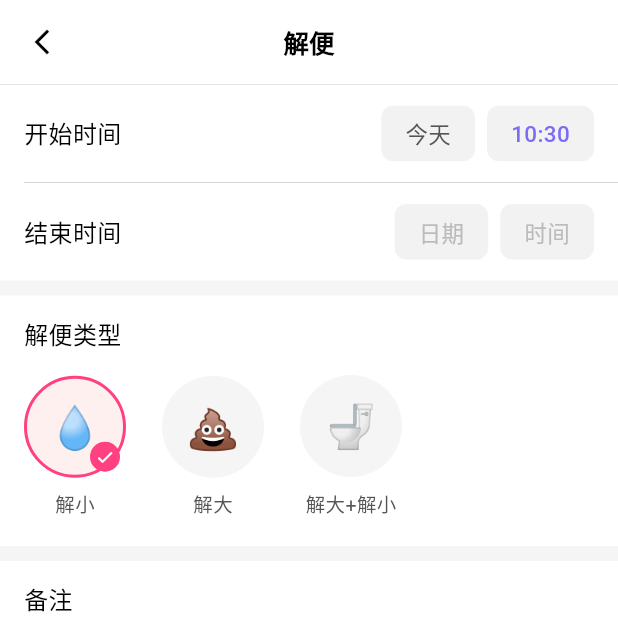
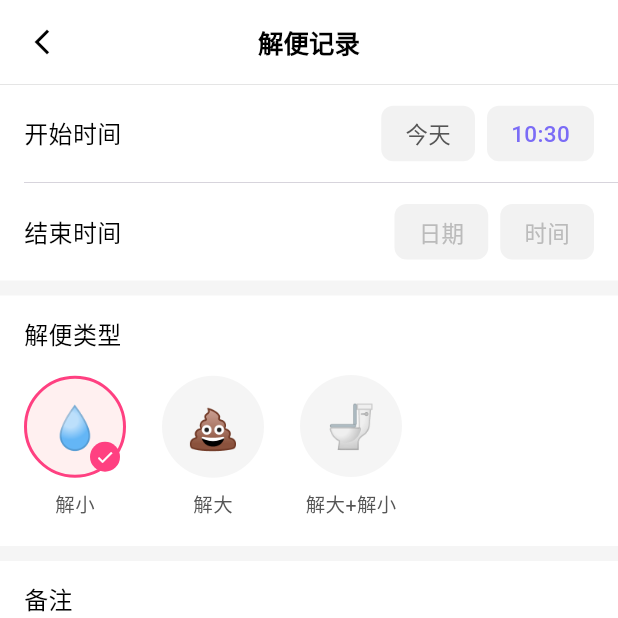
Before and after one commit to zhangxin142603-jpg/health_tracker, a Flutter app: the DiaperPage screen opened directly, on a phone screen of 412 x 824 dp, the top half of it. Run offline on Flutter 3.47's test engine with Material 3 defaults, Android fonts, the phone set to English and light mode, and no system bars; Roboto replaces fonts that are missing (PingFang SC).

Commit message:
feat: 统一记录页面标题格式，添加"记录"二字
- 修改喂养、尿布、睡眠、自定义页面标题为"xx记录"
- 修改通用记录页面标题为"xx记录"格式
- 更新Emoji常量中的睡眠图标

```diff
--- a/lib/constants/emojis.dart
+++ b/lib/constants/emojis.dart
@@ -3,7 +3,7 @@ class AppEmojis {
   // 主要功能Emoji
   static const String feeding = '🍲';      // 投喂 - 原🍼
   static const String diaper = '🚽';       // 解便 - 原👶
-  static const String sleep = '😴';        // 睡眠 - 原🌙
+  static const String sleep = '🛌';        // 睡眠 - 原🌙
   static const String exercise = '🏃';     // 锻炼 - 原🚩
   static const String awareness = '🩺';    // 觉察 - 原🌡️
   static const String healing = '❤️';      // 疗愈 - 原💊
--- a/lib/l10n/strings.dart
+++ b/lib/l10n/strings.dart
@@ -40,7 +40,7 @@ class AppStrings {
   static const String mixedMilk = '喂食+喂水';
   static const String milkSource = '投喂类型';
   static const String customMlInput = '自定义 mL';
-  static const String feedingPageTitle = '投喂';
+  static const String feedingPageTitle = '投喂记录';
   static const String milkSourceLabel = '投喂类型';
   static const String breastMilkOption = '喂水';
   static const String formulaMilkOption = '喂食';
@@ -75,7 +75,7 @@ class AppStrings {
   static const String pee = '解小';
   static const String poopPee = '解大+解小';
   static const String diaperStatus = '解便类型';
-  static const String diaperPageTitle = '解便';
+  static const String diaperPageTitle = '解便记录';
   static const String diaperStatusLabel = '解便类型';
   static const String notesHint = '选填';
   static const String saveButton = '保存';
@@ -99,7 +99,7 @@ class AppStrings {
   static const String sleepCount = '睡眠 {count}次';
   static const String startTime = '开始时间';
   static const String endTime = '结束时间';
-  static const String sleepPageTitle = '睡眠';
+  static const String sleepPageTitle = '睡眠记录';
   static const String sleepNotesHint = '选填';
 
   // ==================== 辅食模块 ====================
@@ -137,7 +137,7 @@ class AppStrings {
   static const String custom = '自定义';
   static const String eventName = '事件名';
   static const String enterEventName = '请输入事件名称';
-  static const String customPageTitle = '自定义';
+  static const String customPageTitle = '自定义记录';
   static const String eventNameLabel = '事件名';
   static const String enterEventNameHint = '请输入事件名称';
 
--- a/lib/screens/generic_record_page.dart
+++ b/lib/screens/generic_record_page.dart
@@ -91,7 +91,7 @@ class _GenericRecordPageState extends State<GenericRecordPage> {
         backgroundColor: Colors.white,
         elevation: 0,
         centerTitle: true,
-        title: Text(widget.type,
+        title: Text('${widget.type}记录',
             style: const TextStyle(
                 fontSize: 17,
                 fontWeight: FontWeight.w600,
```
